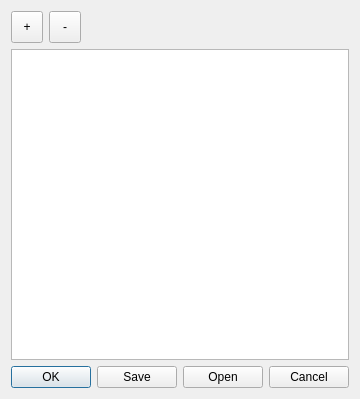
The window that QCvVideo/cutlistdialog.ui (rbbrnc/QTWidgets) describes before a commit, drawn with Qt 5.
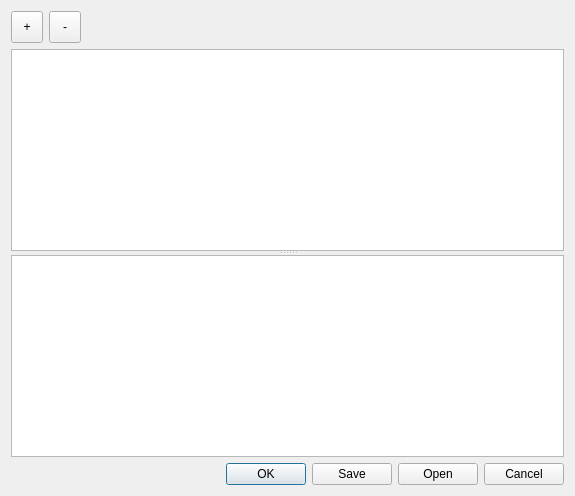
The same window after the commit.

Commit message: Add comment handling on load cutlist

Diff of the .ui file:
```diff
--- a/QCvVideo/cutlistdialog.ui
+++ b/QCvVideo/cutlistdialog.ui
@@ -6,8 +6,8 @@
    <rect>
     <x>0</x>
     <y>0</y>
-    <width>335</width>
-    <height>399</height>
+    <width>575</width>
+    <height>496</height>
    </rect>
   </property>
   <property name="windowTitle">
@@ -58,7 +58,20 @@
     </layout>
    </item>
    <item>
-    <widget class="QTableView" name="tableView"/>
+    <widget class="QSplitter" name="splitter">
+     <property name="orientation">
+      <enum>Qt::Vertical</enum>
+     </property>
+     <widget class="QTableView" name="tableView"/>
+     <widget class="QPlainTextEdit" name="logTextEdit">
+      <property name="sizePolicy">
+       <sizepolicy hsizetype="Expanding" vsizetype="Fixed">
+        <horstretch>0</horstretch>
+        <verstretch>0</verstretch>
+       </sizepolicy>
+      </property>
+     </widget>
+    </widget>
    </item>
    <item>
     <widget class="QDialogButtonBox" name="dialogButtonBox">
```
Left out of the diff: 2 changed lines with no effect on the pictures. The commit also changes 1 other file.
